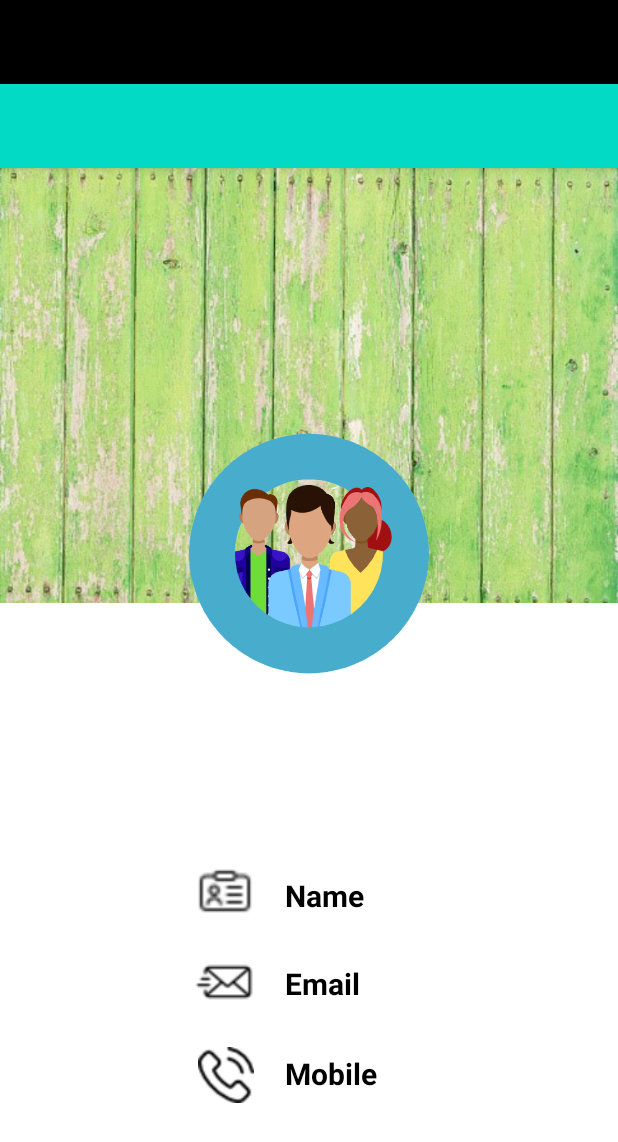
After one commit to CB007753/PharmacyManagementSystem, an Android app: the layout activity_pharmacist_viewprofile.xml on its own in the app's theme, with its tools: preview values and no code run, on a phone screen of 412 x 824 dp. The commit adds this screen. Shown: the top 1142 px of the screen. Run offline under Robolectric (Android 15) with nearby library versions, the phone set to English and light mode, and no system bars.

Commit message:
adding find user by email function, Test: view user details linked with provided email. test Result: success , modified few codes in activity and modified AndroidManifest.xml

```diff
--- a/app/src/main/AndroidManifest.xml
+++ b/app/src/main/AndroidManifest.xml
@@ -16,7 +16,10 @@
         >
 
 
-
+        <activity
+            android:name=".PharmacistViewProfileActivity"
+            android:label="Profile"
+            android:theme="@style/AppTheme.NoActionBar"/>
         <activity
             android:name=".PharmacistUpdateOrderActivity"
             android:label="Delivery Confirmation"
--- a/app/src/main/java/com/example/pharmacy_management_system/Client/API_Interface.java
+++ b/app/src/main/java/com/example/pharmacy_management_system/Client/API_Interface.java
@@ -6,6 +6,7 @@ import com.example.pharmacy_management_system.Model.Drugs;
 import com.example.pharmacy_management_system.Model.Order;
 import com.example.pharmacy_management_system.Model.OrderDTO;
 import com.example.pharmacy_management_system.Model.RegistrationDTO;
+import com.example.pharmacy_management_system.Model.User;
 
 import java.util.List;
 
@@ -47,6 +48,9 @@ public interface API_Interface {
     @POST("User/updateorder")
     Call<Void> update_Order(@Body Order order);
 
+    //this will find and get all details of user linked with provided email. used for view profile function
+    @GET("User/finduser/{email}")
+    Call<User> getUserByEmail(@Path("email")String username);
 
 
 }
--- a/app/src/main/java/com/example/pharmacy_management_system/PharmacistCheckoutActivity.java
+++ b/app/src/main/java/com/example/pharmacy_management_system/PharmacistCheckoutActivity.java
@@ -187,6 +187,9 @@ public class PharmacistCheckoutActivity extends AppCompatActivity implements Nav
             case R.id.navigation_completed_orders:
                 startActivity(new Intent(PharmacistCheckoutActivity.this,PharmacistOrderHistoryActivity.class).putExtra("email",getIntent().getStringExtra("email")));
                 break;
+            case R.id.navigation_profile:
+                startActivity(new Intent(PharmacistCheckoutActivity.this,PharmacistViewProfileActivity.class).putExtra("email",getIntent().getStringExtra("email")));
+                break;
             case R.id.navigation_logout:
                 startActivity(new Intent(PharmacistCheckoutActivity.this,LoginActivity.class));
                 break;
--- a/app/src/main/java/com/example/pharmacy_management_system/PharmacistContactActivity.java
+++ b/app/src/main/java/com/example/pharmacy_management_system/PharmacistContactActivity.java
@@ -60,14 +60,14 @@ public class PharmacistContactActivity extends AppCompatActivity implements Navi
             case R.id.navigation_orders:
                 startActivity(new Intent(PharmacistContactActivity.this,PharmacistViewOrdersActivity.class).putExtra("email",getIntent().getStringExtra("email")));
                 break;
-            case R.id.navigation_contact:
-                startActivity(new Intent(PharmacistContactActivity.this,PharmacistContactActivity.class).putExtra("email",getIntent().getStringExtra("email")));
-                break;
             case R.id.navigation_ontheway_orders:
                 startActivity(new Intent(PharmacistContactActivity.this,PharmacistOntheWayOrdersActivity.class).putExtra("email",getIntent().getStringExtra("email")));
                 break;
             case R.id.navigation_completed_orders:
                 startActivity(new Intent(PharmacistContactActivity.this,PharmacistOrderHistoryActivity.class).putExtra("email",getIntent().getStringExtra("email")));
+                break;
+            case R.id.navigation_profile:
+                startActivity(new Intent(PharmacistContactActivity.this,PharmacistViewProfileActivity.class).putExtra("email",getIntent().getStringExtra("email")));
                 break;
             case R.id.navigation_logout:
                 startActivity(new Intent(PharmacistContactActivity.this,LoginActivity.class));
--- a/app/src/main/java/com/example/pharmacy_management_system/PharmacistHomeActivity.java
+++ b/app/src/main/java/com/example/pharmacy_management_system/PharmacistHomeActivity.java
@@ -184,6 +184,9 @@ public class PharmacistHomeActivity extends AppCompatActivity implements Navigat
             case R.id.navigation_completed_orders:
                 startActivity(new Intent(PharmacistHomeActivity.this,PharmacistOrderHistoryActivity.class).putExtra("email",getIntent().getStringExtra("email")));
                 break;
+            case R.id.navigation_profile:
+                startActivity(new Intent(PharmacistHomeActivity.this,PharmacistViewProfileActivity.class).putExtra("email",getIntent().getStringExtra("email")));
+                break;
             case R.id.navigation_logout:
                 startActivity(new Intent(PharmacistHomeActivity.this,LoginActivity.class));
                 break;
--- a/app/src/main/java/com/example/pharmacy_management_system/PharmacistOntheWayOrdersActivity.java
+++ b/app/src/main/java/com/example/pharmacy_management_system/PharmacistOntheWayOrdersActivity.java
@@ -126,11 +126,11 @@ public class PharmacistOntheWayOrdersActivity extends AppCompatActivity implemen
             case R.id.navigation_contact:
                 startActivity(new Intent(PharmacistOntheWayOrdersActivity.this,PharmacistContactActivity.class).putExtra("email",getIntent().getStringExtra("email")));
                 break;
-            case R.id.navigation_ontheway_orders:
-                startActivity(new Intent(PharmacistOntheWayOrdersActivity.this,PharmacistOntheWayOrdersActivity.class).putExtra("email",getIntent().getStringExtra("email")));
-                break;
             case R.id.navigation_completed_orders:
                 startActivity(new Intent(PharmacistOntheWayOrdersActivity.this,PharmacistOrderHistoryActivity.class).putExtra("email",getIntent().getStringExtra("email")));
+                break;
+            case R.id.navigation_profile:
+                startActivity(new Intent(PharmacistOntheWayOrdersActivity.this,PharmacistViewProfileActivity.class).putExtra("email",getIntent().getStringExtra("email")));
                 break;
             case R.id.navigation_logout:
                 startActivity(new Intent(PharmacistOntheWayOrdersActivity.this,LoginActivity.class));
--- a/app/src/main/java/com/example/pharmacy_management_system/PharmacistOrderHistoryActivity.java
+++ b/app/src/main/java/com/example/pharmacy_management_system/PharmacistOrderHistoryActivity.java
@@ -130,8 +130,8 @@ public class PharmacistOrderHistoryActivity extends AppCompatActivity implements
             case R.id.navigation_ontheway_orders:
                 startActivity(new Intent(PharmacistOrderHistoryActivity.this,PharmacistOntheWayOrdersActivity.class).putExtra("email",getIntent().getStringExtra("email")));
                 break;
-            case R.id.navigation_completed_orders:
-                startActivity(new Intent(PharmacistOrderHistoryActivity.this,PharmacistOrderHistoryActivity.class).putExtra("email",getIntent().getStringExtra("email")));
+            case R.id.navigation_profile:
+                startActivity(new Intent(PharmacistOrderHistoryActivity.this,PharmacistViewProfileActivity.class).putExtra("email",getIntent().getStringExtra("email")));
                 break;
             case R.id.navigation_logout:
                 startActivity(new Intent(PharmacistOrderHistoryActivity.this,LoginActivity.class));
--- a/app/src/main/java/com/example/pharmacy_management_system/PharmacistUpdateOrderActivity.java
+++ b/app/src/main/java/com/example/pharmacy_management_system/PharmacistUpdateOrderActivity.java
@@ -161,6 +161,9 @@ public class PharmacistUpdateOrderActivity extends AppCompatActivity implements
             case R.id.navigation_completed_orders:
                 startActivity(new Intent(PharmacistUpdateOrderActivity.this,PharmacistOrderHistoryActivity.class).putExtra("email",getIntent().getStringExtra("email")));
                 break;
+            case R.id.navigation_profile:
+                startActivity(new Intent(PharmacistUpdateOrderActivity.this,PharmacistViewProfileActivity.class).putExtra("email",getIntent().getStringExtra("email")));
+                break;
             case R.id.navigation_logout:
                 startActivity(new Intent(PharmacistUpdateOrderActivity.this,LoginActivity.class));
                 break;
--- /dev/null
+++ b/app/src/main/res/layout/activity_pharmacist_viewprofile.xml
@@ -0,0 +1,25 @@
+<?xml version="1.0" encoding="utf-8"?>
+<androidx.drawerlayout.widget.DrawerLayout xmlns:android="http://schemas.android.com/apk/res/android"
+    xmlns:app="http://schemas.android.com/apk/res-auto"
+    xmlns:tools="http://schemas.android.com/tools"
+    android:id="@+id/drawer_layout"
+    android:layout_width="match_parent"
+    android:layout_height="match_parent"
+    android:fitsSystemWindows="true"
+    tools:openDrawer="start">
+
+    <include
+        layout="@layout/app_bar_pharmacist_viewprofile"
+        android:layout_width="match_parent"
+        android:layout_height="match_parent" />
+
+    <com.google.android.material.navigation.NavigationView
+        android:id="@+id/nav_view"
+        android:layout_width="wrap_content"
+        android:layout_height="match_parent"
+        android:layout_gravity="start"
+        android:fitsSystemWindows="true"
+        app:headerLayout="@layout/nav_header_pharmacist_home"
+        app:menu="@menu/bottom_nav_menu" />
+
+</androidx.drawerlayout.widget.DrawerLayout>
--- /dev/null
+++ b/app/src/main/res/layout/app_bar_pharmacist_viewprofile.xml
@@ -0,0 +1,25 @@
+<?xml version="1.0" encoding="utf-8"?>
+<androidx.coordinatorlayout.widget.CoordinatorLayout xmlns:android="http://schemas.android.com/apk/res/android"
+    xmlns:app="http://schemas.android.com/apk/res-auto"
+    xmlns:tools="http://schemas.android.com/tools"
+    android:layout_width="match_parent"
+    android:layout_height="match_parent"
+    tools:context=".PharmacistViewProfileActivity">
+
+    <com.google.android.material.appbar.AppBarLayout
+        android:layout_width="match_parent"
+        android:layout_height="wrap_content"
+        android:theme="@style/AppTheme.AppBarOverlay">
+
+        <androidx.appcompat.widget.Toolbar
+            android:id="@+id/toolbar"
+            android:layout_width="match_parent"
+            android:layout_height="?attr/actionBarSize"
+            android:background="@color/teal_200"
+            app:popupTheme="@style/AppTheme.PopupOverlay" />
+
+    </com.google.android.material.appbar.AppBarLayout>
+
+    <include layout="@layout/content_pharmacist_viewprofile" />
+
+</androidx.coordinatorlayout.widget.CoordinatorLayout>
--- /dev/null
+++ b/app/src/main/res/layout/content_pharmacist_viewprofile.xml
@@ -0,0 +1,123 @@
+<?xml version="1.0" encoding="utf-8"?>
+<RelativeLayout
+    xmlns:android="http://schemas.android.com/apk/res/android"
+    xmlns:app="http://schemas.android.com/apk/res-auto"
+    xmlns:tools="http://schemas.android.com/tools"
+    android:layout_width="match_parent"
+    android:layout_height="match_parent"
+    android:backgroundTint="#00FF7F"
+    app:layout_behavior="@string/appbar_scrolling_view_behavior"
+    >
+
+    <RelativeLayout
+        android:layout_width="wrap_content"
+        android:layout_height="290dp"
+        android:layout_marginBottom="170dp"
+        android:background="@drawable/bg3">
+
+<!--Profile Header-->
+    </RelativeLayout>
+
+
+    <RelativeLayout
+        android:layout_width="match_parent"
+        android:layout_height="600dp"
+        android:layout_marginTop="170dp">
+
+        <ImageView
+            android:layout_width="800dp"
+            android:layout_height="800dp"
+            android:layout_alignParentBottom="true"
+            android:layout_marginBottom="354dp"
+            android:src="@drawable/profilepic2" />
+
+        <!--        -->
+
+        <ImageView
+            android:layout_width="40dp"
+            android:layout_height="40dp"
+            android:layout_alignBottom="@+id/profile_name"
+            android:layout_alignParentStart="true"
+            android:layout_alignParentLeft="true"
+            android:layout_marginStart="130dp"
+            android:layout_marginLeft="130dp"
+            android:layout_marginTop="283dp"
+            android:layout_marginRight="180dp"
+            android:layout_marginBottom="-3dp"
+            android:gravity="center"
+            android:src="@drawable/name"
+            android:textAlignment="center" />
+
+        <TextView
+            android:id="@+id/profile_name"
+            android:layout_width="wrap_content"
+            android:layout_height="wrap_content"
+            android:layout_marginLeft="190dp"
+            android:layout_marginTop="301dp"
+            android:layout_marginBottom="80dp"
+            android:gravity="center"
+            android:text="Name"
+            android:textAlignment="center"
+            android:textColor="#000"
+            android:textSize="20dp"
+            android:textStyle="bold" />
+
+        <ImageView
+            android:layout_width="40dp"
+            android:layout_height="40dp"
+            android:layout_alignBottom="@+id/profile_email"
+            android:layout_alignParentStart="true"
+            android:layout_alignParentLeft="true"
+            android:layout_marginStart="129dp"
+            android:layout_marginLeft="129dp"
+            android:layout_marginRight="180dp"
+            android:layout_marginBottom="-5dp"
+            android:gravity="center"
+            android:src="@drawable/email" />
+
+        <TextView
+            android:id="@+id/profile_email"
+            android:layout_width="wrap_content"
+            android:layout_height="wrap_content"
+            android:layout_marginLeft="190dp"
+            android:layout_marginTop="360dp"
+            android:layout_marginBottom="80dp"
+            android:gravity="center"
+            android:text="Email"
+            android:textAlignment="center"
+            android:textColor="#000"
+            android:textSize="20dp"
+            android:textStyle="bold" />
+
+        <ImageView
+            android:layout_width="37dp"
+            android:layout_height="37dp"
+            android:layout_alignBottom="@+id/profile_mobile"
+            android:layout_alignParentStart="true"
+            android:layout_alignParentLeft="true"
+            android:layout_marginStart="132dp"
+            android:layout_marginLeft="132dp"
+            android:layout_marginRight="180dp"
+            android:layout_marginBottom="-6dp"
+            android:gravity="center"
+            android:src="@drawable/phone_call" />
+
+        <TextView
+            android:id="@+id/profile_mobile"
+            android:layout_width="wrap_content"
+            android:layout_height="wrap_content"
+            android:layout_marginLeft="190dp"
+            android:layout_marginTop="420dp"
+            android:layout_marginBottom="80dp"
+            android:gravity="center"
+            android:text="Mobile"
+            android:textAlignment="center"
+            android:textColor="#000"
+            android:textSize="20dp"
+            android:textStyle="bold" />
+
+
+    </RelativeLayout>
+
+
+</RelativeLayout>
--- a/app/src/main/res/menu/bottom_nav_menu.xml
+++ b/app/src/main/res/menu/bottom_nav_menu.xml
@@ -22,6 +22,11 @@
         android:title="Order History" />
 
     <item
+        android:id="@+id/navigation_profile"
+        android:icon="@drawable/profileicon"
+        android:title="View Profile" />
+
+    <item
         android:id="@+id/navigation_contact"
         android:icon="@drawable/contact_mail"
         android:title="Contact Admin" />
```
Also changed, not shown: app/src/main/java/com/example/pharmacy_management_system/PharmacistViewOrdersActivity.java (+5 -3 lines), app/src/main/java/com/example/pharmacy_management_system/PharmacistViewProfileActivity.java (added, +141 -0 lines), app/src/main/res/drawable/email.png (added), app/src/main/res/drawable/name.png (added), app/src/main/res/drawable/phone_call.png (added), app/src/main/res/drawable/profileicon.png (added), app/src/main/res/drawable/profilepic2.png (added).
